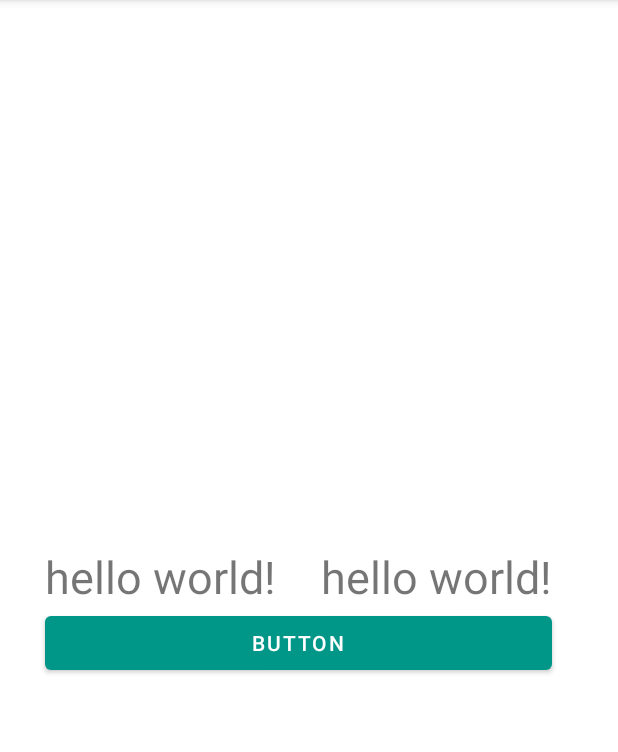
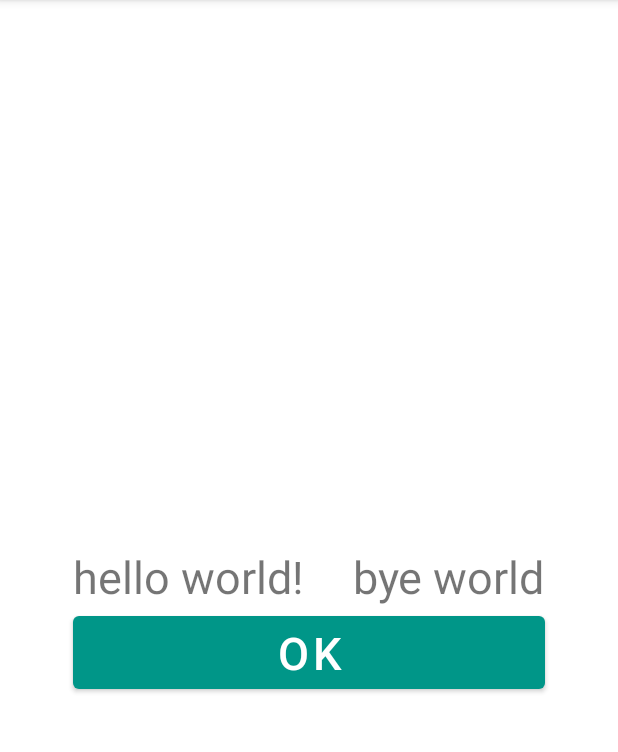
Before and after one commit to atomms/LoginFirst, an Android app: the MainActivity screen opened directly, with no data from a screen before it, on a phone screen of 412 x 824 dp, the part 84-836 px from its top. Run offline under Robolectric (Android 15) with nearby library versions, the phone set to English and light mode, and no system bars.

Commit message:
guidelines and aligning

```diff
--- a/app/src/main/res/layout/activity_main.xml
+++ b/app/src/main/res/layout/activity_main.xml
@@ -13,32 +13,46 @@
         android:layout_height="wrap_content"
         android:text="@string/hello_world"
         android:textSize="30sp"
-        android:layout_marginLeft="30dp"
-        app:layout_constraintStart_toStartOf="parent"
         app:layout_constraintBottom_toBottomOf="parent"
         app:layout_constraintEnd_toStartOf="@+id/textView2"
+        app:layout_constraintStart_toStartOf="@id/guideline2"
         app:layout_constraintTop_toTopOf="parent" />
 
     <TextView
         android:id="@+id/textView2"
         android:layout_width="wrap_content"
         android:layout_height="wrap_content"
-        android:layout_marginLeft="30dp"
-        android:text="@string/hello_world"
+        android:text="@string/bye_world"
         android:textSize="30sp"
         app:layout_constraintBottom_toBottomOf="parent"
+        app:layout_constraintEnd_toEndOf="@id/guideline5"
         app:layout_constraintStart_toEndOf="@+id/textView1"
         app:layout_constraintTop_toTopOf="parent" />
 
     <Button
-        app:layout_constraintTop_toBottomOf="@id/textView1"
-        app:layout_constraintStart_toStartOf="@id/textView1"
-        app:layout_constraintEnd_toEndOf="@id/textView2"
         android:id="@+id/button"
         android:layout_width="0dp"
         android:layout_height="wrap_content"
-        android:text="Button"
-        tools:layout_editor_absoluteX="77dp"
-        tools:layout_editor_absoluteY="426dp" />
+        android:text="ok"
+        android:textSize="30sp"
+        app:layout_constraintEnd_toEndOf="@id/textView2"
+        app:layout_constraintStart_toStartOf="@id/textView1"
+        app:layout_constraintTop_toBottomOf="@id/textView1" />
+
+    <androidx.constraintlayout.widget.Guideline
+        android:id="@+id/guideline2"
+        android:layout_width="wrap_content"
+        android:layout_height="wrap_content"
+        android:orientation="vertical"
+        app:layout_constraintGuide_begin="16dp" />
+    <androidx.constraintlayout.widget.Guideline
+        android:id="@+id/guideline5"
+        android:layout_width="wrap_content"
+        android:layout_height="wrap_content"
+        android:orientation="vertical"
+        app:layout_constraintGuide_end="16dp" />
+
+
+
 
 </androidx.constraintlayout.widget.ConstraintLayout>
--- a/app/src/main/res/values/strings.xml
+++ b/app/src/main/res/values/strings.xml
@@ -1,4 +1,5 @@
 <resources>
     <string name="app_name">Materialize</string>
     <string name="hello_world">hello world!</string>
+    <string name="bye_world">bye world</string>
 </resources>
```
